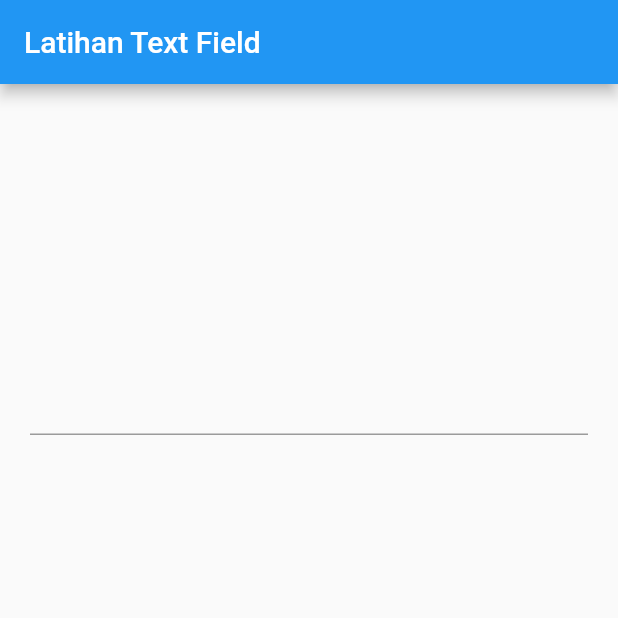
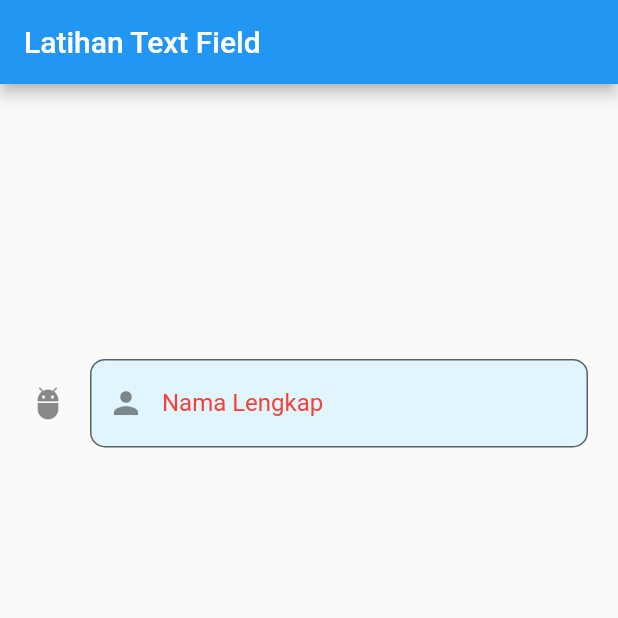
Before and after one commit to bayunugrraha/flutter_example, a Flutter app: the screen it shows after launch, on a phone screen of 412 x 824 dp, the top half of it. Run offline on Flutter 3.47's test engine with Material 2 defaults, Android fonts, the phone set to English and light mode, and no system bars.

Commit message:
textfield decoration

```diff
--- a/lib/main.dart
+++ b/lib/main.dart
@@ -21,9 +21,27 @@ class _MyAppState extends State<MyApp> {
           margin: EdgeInsets.all(20),
           child: Column(
             mainAxisAlignment: MainAxisAlignment.spaceAround,
-            children: [
+            children: <Widget>[
               TextField(
-                obscureText: true,
+                decoration: InputDecoration(
+                    fillColor: Colors.lightBlue[50],
+                    filled: true,
+                    icon: Icon(Icons.adb),
+                    suffix: Container(
+                      width: 5,
+                      height: 5,
+                      color: Colors.red,
+                    ),
+                    prefixIcon: Icon(Icons.person),
+                    prefixText: "Name: ",
+                    prefixStyle: TextStyle(
+                        color: Colors.blue, fontWeight: FontWeight.w600),
+                    labelText: "Nama Lengkap",
+                    labelStyle: TextStyle(color: Colors.red),
+                    hintText: "Nama lengkapnya lho...",
+                    hintStyle: TextStyle(fontSize: 12),
+                    border: OutlineInputBorder(
+                        borderRadius: BorderRadius.circular(10))),
                 onChanged: (value) {
                   setState(() {});
                 },
```
